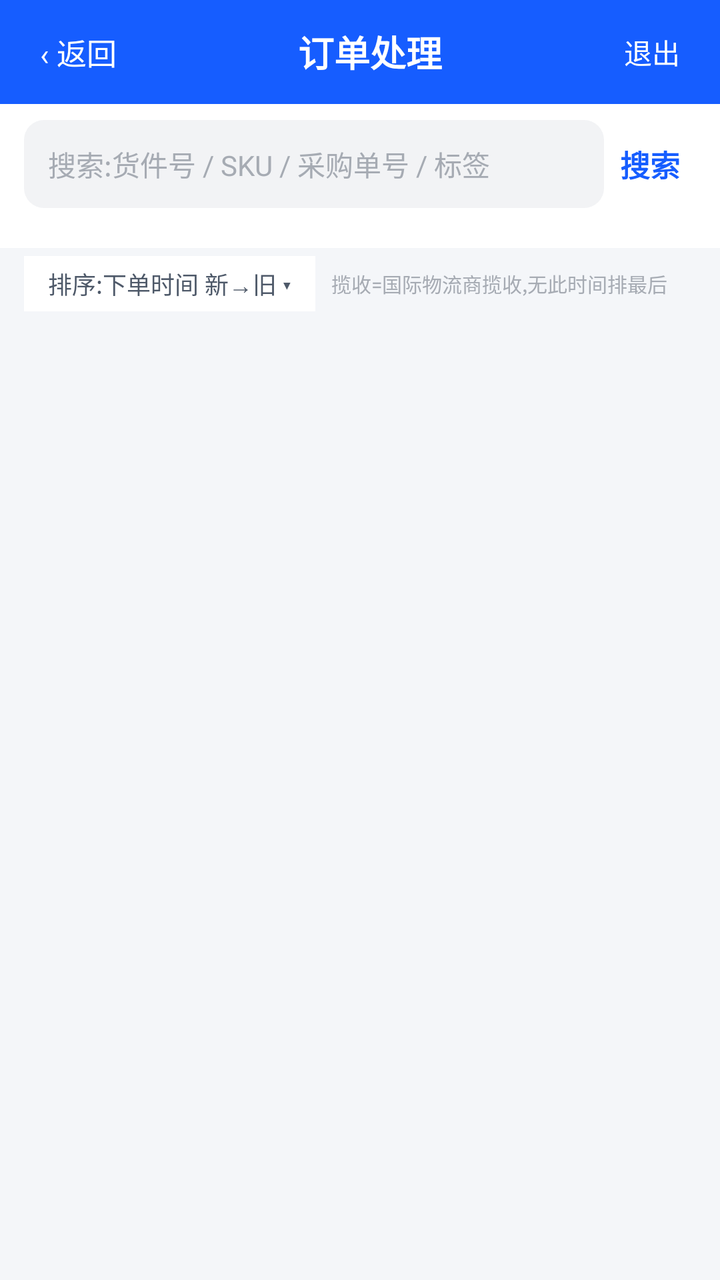
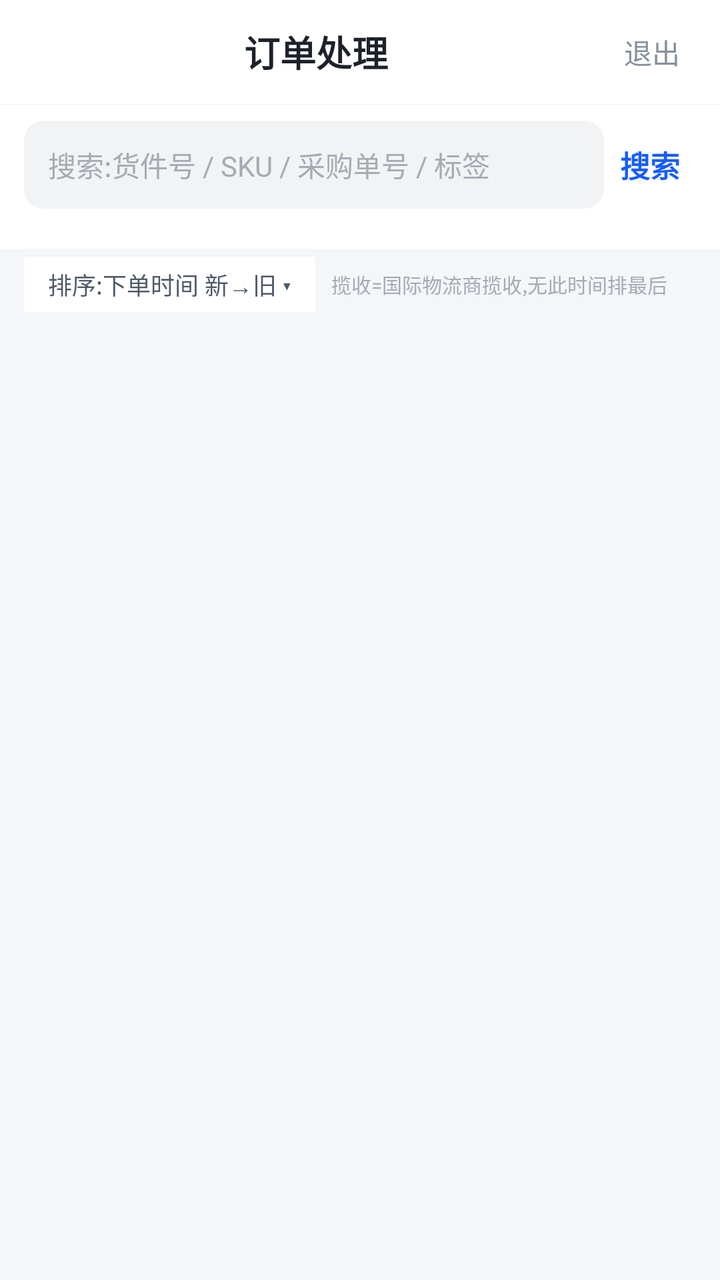

Two renders of the same Android screen: before a commit and after it. Below are the layout's source before the change and the commit's diff.
<!-- AndroidManifest.xml: application theme AppTheme -->
<!-- res/layout/activity_order_list.xml -->
<?xml version="1.0" encoding="utf-8"?>
<LinearLayout xmlns:android="http://schemas.android.com/apk/res/android"
    android:layout_width="match_parent"
    android:layout_height="match_parent"
    android:fitsSystemWindows="true"
    android:orientation="vertical"
    android:background="@color/page_bg">

    
    <LinearLayout
        android:layout_width="match_parent"
        android:layout_height="52dp"
        android:orientation="horizontal"
        android:gravity="center_vertical"
        android:background="#165dff"
        android:paddingHorizontal="12dp">

        <TextView
            android:id="@+id/backBtn"
            android:layout_width="wrap_content"
            android:layout_height="wrap_content"
            android:text="‹ 返回"
            android:textColor="#ffffff"
            android:textSize="15sp"
            android:padding="8dp" />

        <TextView
            android:layout_width="0dp"
            android:layout_height="wrap_content"
            android:layout_weight="1"
            android:text="订单处理"
            android:textColor="#ffffff"
            android:textSize="18sp"
            android:textStyle="bold"
            android:gravity="center" />

        <TextView
            android:id="@+id/orderLogoutBtn"
            android:layout_width="wrap_content"
            android:layout_height="wrap_content"
            android:text="退出"
            android:textColor="#ffffff"
            android:textSize="14sp"
            android:padding="8dp" />
    </LinearLayout>

    
    <LinearLayout
        android:layout_width="match_parent"
        android:layout_height="wrap_content"
        android:orientation="horizontal"
        android:gravity="center_vertical"
        android:background="#ffffff"
        android:paddingHorizontal="12dp"
        android:paddingVertical="8dp">

        <EditText
            android:id="@+id/orderSearchInput"
            android:layout_width="0dp"
            android:layout_height="44dp"
            android:layout_weight="1"
            android:background="@drawable/bg_input"
            android:paddingHorizontal="12dp"
            android:hint="搜索:货件号 / SKU / 采购单号 / 标签"
            android:textSize="14sp"
            android:textColor="@color/text_primary"
            android:textColorHint="@color/text_placeholder"
            android:imeOptions="actionSearch"
            android:singleLine="true" />

        <TextView
            android:id="@+id/orderSearchBtn"
            android:layout_width="wrap_content"
            android:layout_height="wrap_content"
            android:text="搜索"
            android:textColor="#165dff"
            android:textSize="15sp"
            android:textStyle="bold"
            android:padding="8dp" />
    </LinearLayout>

    
    <HorizontalScrollView
        android:layout_width="match_parent"
        android:layout_height="wrap_content"
        android:scrollbars="none"
        android:background="#ffffff">

        <LinearLayout
            android:id="@+id/tabContainer"
            android:layout_width="wrap_content"
            android:layout_height="wrap_content"
            android:orientation="horizontal"
            android:paddingHorizontal="8dp"
            android:paddingVertical="6dp" />
    </HorizontalScrollView>

    
    <LinearLayout
        android:layout_width="match_parent"
        android:layout_height="wrap_content"
        android:orientation="horizontal"
        android:gravity="center_vertical"
        android:paddingHorizontal="12dp"
        android:paddingTop="4dp"
        android:paddingBottom="4dp">

        <TextView
            android:id="@+id/sortText"
            android:layout_width="wrap_content"
            android:layout_height="wrap_content"
            android:text="排序:下单时间 新→旧 ▾"
            android:textColor="#4e5969"
            android:textSize="12sp"
            android:background="#ffffff"
            android:paddingHorizontal="12dp"
            android:paddingVertical="5dp" />

        <TextView
            android:layout_width="0dp"
            android:layout_height="wrap_content"
            android:layout_weight="1"
            android:text="揽收=国际物流商揽收,无此时间排最后"
            android:textColor="#a6abb3"
            android:textSize="10sp"
            android:maxLines="1"
            android:ellipsize="end"
            android:layout_marginStart="8dp" />
    </LinearLayout>

    
    <TextView
        android:id="@+id/orderBannerText"
        android:layout_width="match_parent"
        android:layout_height="wrap_content"
        android:layout_marginHorizontal="12dp"
        android:layout_marginTop="4dp"
        android:padding="8dp"
        android:textSize="12sp"
        android:visibility="gone" />

    <ProgressBar
        android:id="@+id/orderProgress"
        android:layout_width="wrap_content"
        android:layout_height="wrap_content"
        android:layout_gravity="center_horizontal"
        android:layout_marginTop="12dp"
        android:visibility="gone" />

    <androidx.recyclerview.widget.RecyclerView
        android:id="@+id/orderRecyclerView"
        android:layout_width="match_parent"
        android:layout_height="0dp"
        android:layout_weight="1"
        android:clipToPadding="false"
        android:padding="12dp" />

    <TextView
        android:id="@+id/loadMoreTip"
        android:layout_width="match_parent"
        android:layout_height="wrap_content"
        android:text=""
        android:textSize="12sp"
        android:textColor="#a6abb3"
        android:gravity="center"
        android:padding="6dp"
        android:visibility="gone" />

</LinearLayout>
<!-- resources referenced by this layout -->
<resources>
  <color name="page_bg">#f4f6f9</color>
  <color name="text_placeholder">#a6abb3</color>
  <color name="text_primary">#1d2129</color>
  <!-- drawable bg_input (drawable) -->
  <?xml version="1.0" encoding="utf-8"?>
  <shape xmlns:android="http://schemas.android.com/apk/res/android"
      android:shape="rectangle">
      <solid android:color="@color/neutral_bg" />
      <corners android:radius="@dimen/radius_md" />
  </shape>
  <style name="AppTheme" parent="android:Theme.Material.Light.NoActionBar">
          <item name="android:statusBarColor">#165dff</item>
          <item name="android:navigationBarColor">#ffffff</item>
          <item name="android:windowBackground">#f2f3f5</item>
      </style>
  <color name="neutral_bg">#f2f3f5</color>
  <dimen name="radius_md">10dp</dimen>
</resources>

<!-- the commit's change to res/layout/activity_order_list.xml (unified diff, before → after) -->
@@ -12,7 +12,7 @@
         android:layout_height="52dp"
         android:orientation="horizontal"
         android:gravity="center_vertical"
-        android:background="#165dff"
+        android:background="@color/card_bg"
         android:paddingHorizontal="12dp">
 
         <TextView
@@ -20,16 +20,17 @@
             android:layout_width="wrap_content"
             android:layout_height="wrap_content"
             android:text="‹ 返回"
-            android:textColor="#ffffff"
+            android:textColor="@color/primary"
             android:textSize="15sp"
-            android:padding="8dp" />
+            android:padding="8dp"
+            android:visibility="gone" />
 
         <TextView
             android:layout_width="0dp"
             android:layout_height="wrap_content"
             android:layout_weight="1"
             android:text="订单处理"
-            android:textColor="#ffffff"
+            android:textColor="@color/text_primary"
             android:textSize="18sp"
             android:textStyle="bold"
             android:gravity="center" />
@@ -39,10 +40,15 @@
             android:layout_width="wrap_content"
             android:layout_height="wrap_content"
             android:text="退出"
-            android:textColor="#ffffff"
+            android:textColor="@color/text_muted"
             android:textSize="14sp"
             android:padding="8dp" />
     </LinearLayout>
+
+    <View
+        android:layout_width="match_parent"
+        android:layout_height="1px"
+        android:background="@color/divider" />
 
     
     <LinearLayout
<!-- resource entries referenced after the edit -->
@@ -1,6 +1,10 @@
 <!-- resources referenced by this layout -->
 <resources>
+  <color name="card_bg">#ffffff</color>
+  <color name="divider">#eef0f3</color>
   <color name="page_bg">#f4f6f9</color>
+  <color name="primary">#165dff</color>
+  <color name="text_muted">#86909c</color>
   <color name="text_placeholder">#a6abb3</color>
   <color name="text_primary">#1d2129</color>
   <!-- drawable bg_input (drawable) -->
